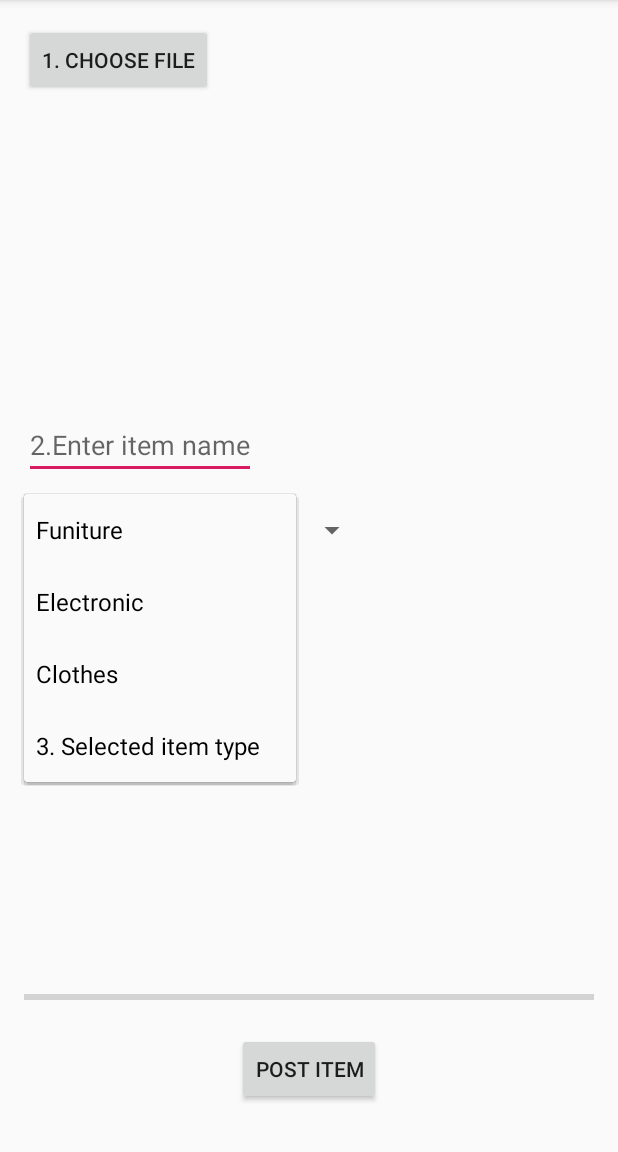
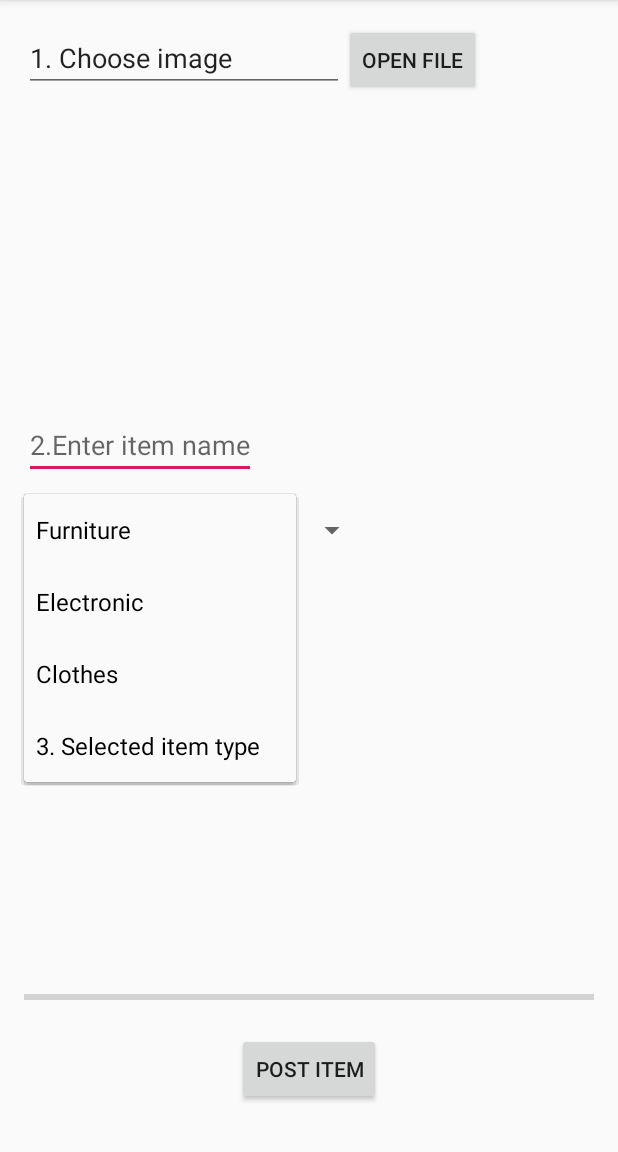
Before and after one commit to Ddaize/GoGreenLah, an Android app: the featureOneActivity screen opened directly, with no data from a screen before it, after a tap on "3. Selected item type", on a phone screen of 412 x 824 dp, the part 84-1236 px from its top. Run offline under Robolectric (Android 15) with nearby library versions, the light colour scheme and no system bars; our stand-ins replace Firebase (no records; nobody signed in at launch, a user with empty details on screens opened directly), Picasso.

```diff
--- a/app/src/main/res/layout/activity_feature_one.xml
+++ b/app/src/main/res/layout/activity_feature_one.xml
@@ -11,7 +11,8 @@
         android:id="@+id/buttonChooseImage"
         android:layout_width="wrap_content"
         android:layout_height="wrap_content"
-        android:text="1. Choose file" />
+        android:text="Open file"
+        android:layout_toEndOf="@id/editText"/>
 
     <EditText
         android:id="@+id/editTextImageName"
@@ -54,10 +55,16 @@
         android:layout_marginBottom="15dp"
         android:text="Post item" />
 
-    <com.google.android.gms.maps.MapView
-        android:id="@+id/mapView"
+    <EditText
+        android:id="@+id/editText"
         android:layout_width="wrap_content"
-        android:layout_height="wrap_content" />
-
+        android:layout_height="wrap_content"
+        android:clickable="false"
+        android:cursorVisible="false"
+        android:ems="10"
+        android:focusable="false"
+        android:focusableInTouchMode="false"
+        android:inputType="text"
+        android:text="1. Choose image" />
 
 </RelativeLayout>
--- a/app/src/main/res/values/strings.xml
+++ b/app/src/main/res/values/strings.xml
@@ -2,7 +2,7 @@
     <string name="app_name">GoGreenLah</string>
 
     <string-array name="names">
-        <item>Funiture</item>
+        <item>Furniture</item>
         <item>Electronic</item>
         <item>Clothes</item>
         <item>3. Selected item type</item>
```
